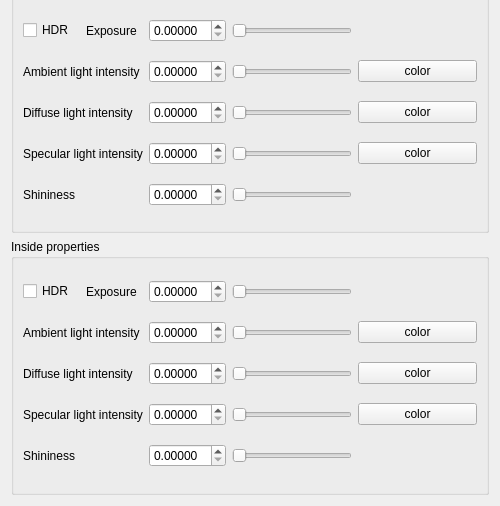
Before: the Qt Designer form iraspa/iraspagui/appearanceprimitiveform.ui in iRASPA/iRASPA-QT, drawn with Qt 5; both pictures show x 0 to 500 and y 571 to 1077 of the 500 by 1077 pixel window.
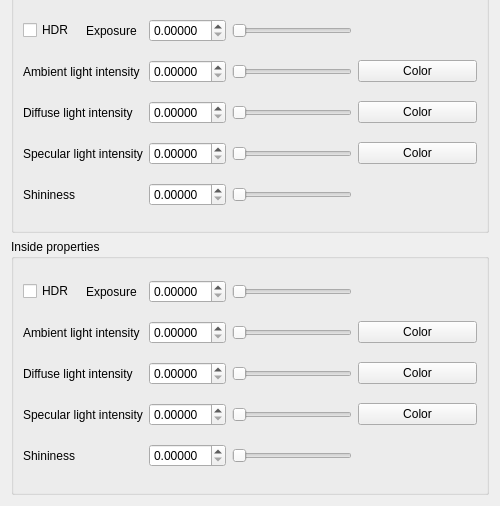
After: the same form once the commit is applied. Custom widgets are drawn as their Qt base class.

What changed in the file:
```diff
--- a/iraspa/iraspagui/appearanceprimitiveform.ui
+++ b/iraspa/iraspagui/appearanceprimitiveform.ui
@@ -616,21 +616,21 @@
       <item row="1" column="3">
        <widget class="SelectColorButton" name="frontAmbientColorPushButton">
         <property name="text">
-         <string>color</string>
+         <string>Color</string>
         </property>
        </widget>
       </item>
       <item row="2" column="3">
        <widget class="SelectColorButton" name="frontDiffuseColorPushButton">
         <property name="text">
-         <string>color</string>
+         <string>Color</string>
         </property>
        </widget>
       </item>
       <item row="3" column="3">
        <widget class="SelectColorButton" name="frontSpecularColorPushButton">
         <property name="text">
-         <string>color</string>
+         <string>Color</string>
         </property>
        </widget>
       </item>
@@ -788,21 +788,21 @@
       <item row="1" column="3">
        <widget class="SelectColorButton" name="backAmbientColorPushButton">
         <property name="text">
-         <string>color</string>
+         <string>Color</string>
         </property>
        </widget>
       </item>
       <item row="2" column="3">
        <widget class="SelectColorButton" name="backDiffuseColorPushButton">
         <property name="text">
-         <string>color</string>
+         <string>Color</string>
         </property>
        </widget>
       </item>
       <item row="3" column="3">
        <widget class="SelectColorButton" name="backSpecularColorPushButton">
         <property name="text">
-         <string>color</string>
+         <string>Color</string>
         </property>
        </widget>
       </item>
@@ -921,16 +921,16 @@
    <extends>QPushButton</extends>
    <header>selectcolorbutton.h</header>
   </customwidget>
-  <customwidget>
-   <class>QDoubleDial</class>
-   <extends>QDial</extends>
-   <header>qdoubledial.h</header>
-  </customwidget>
   <customwidget>
    <class>CustomIntSpinBox</class>
    <extends>QSpinBox</extends>
    <header>customintspinbox.h</header>
   </customwidget>
+  <customwidget>
+   <class>QDoubleDial</class>
+   <extends>QDial</extends>
+   <header>qdoubledial.h</header>
+  </customwidget>
  </customwidgets>
  <resources/>
  <connections/>
```
